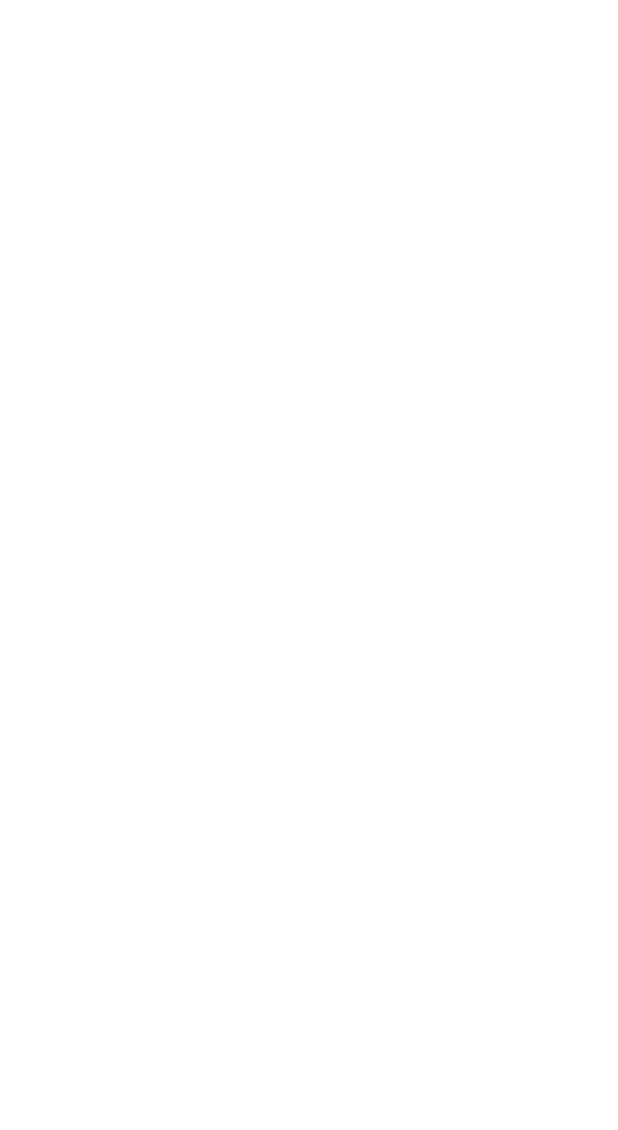
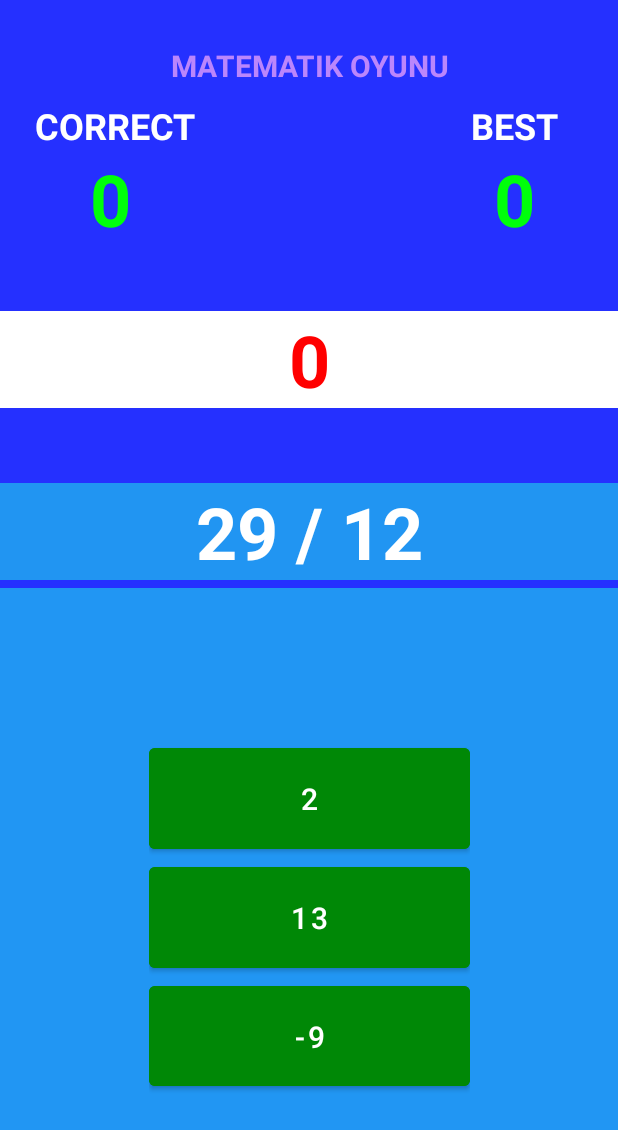
Before and after one commit to ibrahimhates/Mobil-Kotlin-Project, an Android app: the SecondPage screen opened directly, with no data from a screen before it, on a phone screen of 412 x 824 dp. Before the commit the part shown is empty. Shown: the top 1130 px of the screen. Run offline under Robolectric (Android 15) with nearby library versions, the phone set to English and light mode, and no system bars.

Commit message:
SecondPageOver

```diff
--- a/project/app/src/main/java/com/example/mobil_kotlin_project/MainActivity.kt
+++ b/project/app/src/main/java/com/example/mobil_kotlin_project/MainActivity.kt
@@ -8,7 +8,9 @@ import android.view.View
 import com.example.mobil_kotlin_project.databinding.ActivityMainBinding
 
 class MainActivity : AppCompatActivity() {
+
     private  lateinit var binding: ActivityMainBinding
+
     companion object {
         var user: Users? = null
     }
--- /dev/null
+++ b/project/app/src/main/java/com/example/mobil_kotlin_project/Manager.kt
@@ -0,0 +1,72 @@
+package com.example.mobil_kotlin_project
+
+import android.view.View
+import com.example.mobil_kotlin_project.databinding.ActivitySecondPageBinding
+import kotlin.random.Random
+
+class Manager {
+    private var binding: ActivitySecondPageBinding
+    private var questions: Questions
+    constructor(bind:ActivitySecondPageBinding){
+        binding = bind
+        questions = Questions()
+    }
+
+    fun startQ(){
+        writeScreen(questions.createQuestion())
+        writeAnswers(questions.getAnswer())
+        answerController()
+    }
+
+    private fun writeScreen(question:String){
+        binding.question.text = question.toString()
+    }
+
+    private fun writeAnswers(corretAnswer:Int){
+        var rand = Random.nextInt(1,20)
+        var place = Random.nextInt(0,3)
+
+        if(place == 0){
+            binding.cevap1.text = corretAnswer.toString()
+            binding.cevap2.text = (corretAnswer+rand).toString()
+            binding.cevap3.text = (corretAnswer-rand).toString()
+        }
+        else if(place == 1){
+            binding.cevap2.text = corretAnswer.toString()
+            binding.cevap1.text = (corretAnswer-rand).toString()
+            binding.cevap3.text = (corretAnswer+rand).toString()
+        }
+        else{
+            binding.cevap3.text = corretAnswer.toString()
+            binding.cevap1.text = (corretAnswer+rand).toString()
+            binding.cevap2.text = (corretAnswer-rand).toString()
+        }
+    }
+
+    private fun answerController(){
+        binding.cevap1.setOnClickListener(View.OnClickListener {
+            if(binding.cevap1.text.equals(questions.getAnswer().toString())){
+                var correct:Int = binding.correct.text.toString().toInt()
+                correct++
+                binding.correct.text = correct.toString()
+            }
+            startQ()
+        })
+        binding.cevap2.setOnClickListener(View.OnClickListener {
+            if(binding.cevap2.text.equals(questions.getAnswer().toString())){
+                var correct:Int = binding.correct.text.toString().toInt()
+                correct++
+                binding.correct.text = correct.toString()
+            }
+            startQ()
+        })
+        binding.cevap3.setOnClickListener(View.OnClickListener {
+            if(binding.cevap3.text.equals(questions.getAnswer().toString())){
+                var correct:Int = binding.correct.text.toString().toInt()
+                correct++
+                binding.correct.text = correct.toString()
+            }
+            startQ()
+        })
+    }
+}
--- /dev/null
+++ b/project/app/src/main/java/com/example/mobil_kotlin_project/Questions.kt
@@ -0,0 +1,34 @@
+package com.example.mobil_kotlin_project
+
+import kotlin.random.Random
+
+class Questions {
+    private var answer: Int = 0
+
+    fun createQuestion():String{
+        var oprList = arrayListOf<String>("+","-","x","/")
+        var index = Random.nextInt(0,4)
+
+        var firstNum = Random.nextInt(1,50)
+        var secondNum = Random.nextInt(1,50)
+
+        answer = processByOpr(firstNum,secondNum,index)
+
+        return "$firstNum ${oprList.get(index)} $secondNum"
+    }
+
+    private fun processByOpr(firstNum:Int,secondNum:Int,index:Int):Int{
+        if(index==0)
+            return (firstNum+secondNum)
+        else if(index==1)
+            return (firstNum-secondNum)
+        else if(index==2)
+            return (firstNum*secondNum)
+        else
+            return (firstNum/secondNum)
+    }
+
+    fun getAnswer():Int{
+        return answer
+    }
+}
--- a/project/app/src/main/java/com/example/mobil_kotlin_project/SecondPage.kt
+++ b/project/app/src/main/java/com/example/mobil_kotlin_project/SecondPage.kt
@@ -9,13 +9,14 @@ import com.example.mobil_kotlin_project.databinding.ActivitySecondPageBinding
 
 class SecondPage : AppCompatActivity() {
     private lateinit var binding: ActivitySecondPageBinding
+    var user:Users? = null
     override fun onCreate(savedInstanceState: Bundle?) {
         super.onCreate(savedInstanceState)
         binding = ActivitySecondPageBinding.inflate(layoutInflater)
         setContentView(binding.root)
-        var user = MainActivity.user
-        if(user != null)
-            binding.textView.text = "Hosgeldin: \n${user.UserName}"
+        user = MainActivity.user
+        var manager = Manager(binding)
+        manager.startQ()
     }
     /*
     fun backButton(view: View){
--- a/project/app/src/main/res/layout/activity_main.xml
+++ b/project/app/src/main/res/layout/activity_main.xml
@@ -4,7 +4,7 @@
     xmlns:tools="http://schemas.android.com/tools"
     android:layout_width="match_parent"
     android:layout_height="match_parent"
-    android:background="#3070A3"
+    android:background="#153C5A"
     tools:context=".MainActivity">
 
     <TextView
@@ -12,13 +12,15 @@
         android:layout_width="0dp"
         android:layout_height="wrap_content"
         android:layout_marginStart="24dp"
-        android:layout_marginTop="150dp"
+        android:layout_marginTop="148dp"
         android:layout_marginEnd="24dp"
-        android:text="MATEMATIK OYUNU"
+        android:text="MATEMATIK\nOYUNU"
         android:textAlignment="center"
-        android:textColor="@color/white"
-        android:textSize="30sp"
+        android:textColor="#C50101"
+        android:textSize="48sp"
+        android:textStyle="bold"
         app:layout_constraintEnd_toEndOf="parent"
+        app:layout_constraintHorizontal_bias="0.0"
         app:layout_constraintStart_toStartOf="parent"
         app:layout_constraintTop_toTopOf="parent" />
 
@@ -27,7 +29,7 @@
         android:layout_width="0dp"
         android:layout_height="wrap_content"
         android:layout_marginStart="24dp"
-        android:layout_marginTop="100dp"
+        android:layout_marginTop="60dp"
         android:layout_marginEnd="24dp"
         android:textAlignment="center"
         android:textColor="#FF6868"
@@ -63,12 +65,15 @@
         android:layout_marginStart="70dp"
         android:layout_marginTop="52dp"
         android:layout_marginEnd="70dp"
+        android:backgroundTint="#7C1C15"
         android:onClick="playButton"
-        android:padding="10dp"
+        android:padding="15dp"
         android:text="PLAY"
+        android:textColor="#FFFFFF"
         android:textSize="20sp"
         app:layout_constraintEnd_toEndOf="parent"
         app:layout_constraintStart_toStartOf="parent"
-        app:layout_constraintTop_toBottomOf="@+id/userName" />
+        app:layout_constraintTop_toBottomOf="@+id/userName"
+        app:rippleColor="#FFFFFF" />
 
 </androidx.constraintlayout.widget.ConstraintLayout>
--- a/project/app/src/main/res/layout/activity_second_page.xml
+++ b/project/app/src/main/res/layout/activity_second_page.xml
@@ -4,18 +4,162 @@
     xmlns:tools="http://schemas.android.com/tools"
     android:layout_width="match_parent"
     android:layout_height="match_parent"
+    android:background="#2530FF"
     tools:context=".SecondPage">
 
     <TextView
-        android:id="@+id/textView"
-        android:layout_width="wrap_content"
+        android:id="@+id/textView4"
+        android:layout_width="0dp"
         android:layout_height="wrap_content"
-        android:layout_marginStart="150dp"
-        android:layout_marginTop="297dp"
-        android:layout_marginEnd="150dp"
+        android:layout_marginStart="24dp"
+        android:layout_marginTop="30dp"
+        android:layout_marginEnd="24dp"
+        android:text="MATEMATIK OYUNU"
         android:textAlignment="center"
-        android:textSize="24sp"
+        android:textColor="@color/purple_200"
+        android:textSize="20sp"
+        android:textStyle="bold"
         app:layout_constraintEnd_toEndOf="parent"
         app:layout_constraintStart_toStartOf="parent"
         app:layout_constraintTop_toTopOf="parent" />
+
+    <TextView
+        android:id="@+id/question"
+        android:layout_width="0dp"
+        android:layout_height="wrap_content"
+        android:layout_marginTop="50dp"
+        android:background="#2195F2"
+        android:text="0"
+        android:textAlignment="center"
+        android:textColor="#FFFFFF"
+        android:textSize="48sp"
+        android:textStyle="bold"
+        app:layout_constraintEnd_toEndOf="parent"
+        app:layout_constraintStart_toStartOf="parent"
+        app:layout_constraintTop_toBottomOf="@+id/count" />
+
+    <TextView
+        android:id="@+id/count"
+        android:layout_width="0dp"
+        android:layout_height="wrap_content"
+        android:layout_marginTop="150dp"
+        android:background="#FFFFFF"
+        android:text="0"
+        android:textAlignment="center"
+        android:textColor="#FF0000"
+        android:textSize="48sp"
+        android:textStyle="bold"
+        app:layout_constraintEnd_toEndOf="parent"
+        app:layout_constraintHorizontal_bias="1.0"
+        app:layout_constraintStart_toStartOf="parent"
+        app:layout_constraintTop_toBottomOf="@+id/textView4" />
+
+    <TextView
+        android:id="@+id/textView5"
+        android:layout_width="0dp"
+        android:layout_height="0dp"
+        android:layout_marginTop="5dp"
+        android:background="#2196F3"
+        app:layout_constraintBottom_toBottomOf="parent"
+        app:layout_constraintEnd_toEndOf="parent"
+        app:layout_constraintStart_toStartOf="parent"
+        app:layout_constraintTop_toBottomOf="@+id/question" />
+
+    <LinearLayout
+        android:layout_width="214dp"
+        android:layout_height="237dp"
+        android:orientation="vertical"
+        app:layout_constraintBottom_toBottomOf="@+id/textView5"
+        app:layout_constraintEnd_toEndOf="parent"
+        app:layout_constraintStart_toStartOf="@+id/textView5"
+        app:layout_constraintTop_toBottomOf="@+id/question"
+        app:layout_constraintVertical_bias="0.529">
+
+        <Button
+            android:id="@+id/cevap1"
+            android:layout_width="match_parent"
+            android:layout_height="wrap_content"
+            android:backgroundTint="#008806"
+            android:onClick="cevap1"
+            android:padding="20dp"
+            android:text="0"
+            android:textSize="20sp" />
+
+        <Button
+            android:id="@+id/cevap2"
+            android:layout_width="match_parent"
+            android:layout_height="wrap_content"
+            android:backgroundTint="#008806"
+            android:onClick="cevap2"
+            android:padding="20dp"
+            android:text="0"
+            android:textSize="20sp" />
+
+        <Button
+            android:id="@+id/cevap3"
+            android:layout_width="match_parent"
+            android:layout_height="wrap_content"
+            android:backgroundTint="#008806"
+            android:onClick="cevap3"
+            android:padding="20dp"
+            android:text="0"
+            android:textSize="20sp" />
+    </LinearLayout>
+
+    <TextView
+        android:id="@+id/textView7"
+        android:layout_width="0dp"
+        android:layout_height="wrap_content"
+        android:layout_marginTop="10dp"
+        android:layout_marginEnd="40dp"
+        android:text="BEST"
+        android:textAlignment="center"
+        android:textColor="#FFFFFF"
+        android:textSize="24sp"
+        android:textStyle="bold"
+        app:layout_constraintEnd_toEndOf="parent"
+        app:layout_constraintTop_toBottomOf="@+id/textView4" />
+
+    <TextView
+        android:id="@+id/textView8"
+        android:layout_width="0dp"
+        android:layout_height="wrap_content"
+        android:layout_marginStart="20dp"
+        android:layout_marginTop="10dp"
+        android:layout_marginEnd="180dp"
+        android:text="CORRECT"
+        android:textAlignment="center"
+        android:textColor="#FFFFFF"
+        android:textSize="24sp"
+        android:textStyle="bold"
+        app:layout_constraintEnd_toStartOf="@+id/textView7"
+        app:layout_constraintStart_toStartOf="parent"
+        app:layout_constraintTop_toBottomOf="@+id/textView4" />
+
+    <TextView
+        android:id="@+id/correct"
+        android:layout_width="wrap_content"
+        android:layout_height="wrap_content"
+        android:layout_marginStart="60dp"
+        android:text="0"
+        android:textAlignment="center"
+        android:textColor="#00FF0B"
+        android:textSize="48sp"
+        android:textStyle="bold"
+        app:layout_constraintStart_toStartOf="parent"
+        app:layout_constraintTop_toBottomOf="@+id/textView8" />
+
+    <TextView
+        android:id="@+id/best"
+        android:layout_width="wrap_content"
+        android:layout_height="wrap_content"
+        android:layout_marginEnd="55dp"
+        android:text="0"
+        android:textAlignment="center"
+        android:textColor="#00FF0B"
+        android:textSize="48sp"
+        android:textStyle="bold"
+        app:layout_constraintEnd_toEndOf="parent"
+        app:layout_constraintTop_toBottomOf="@+id/textView7" />
+
 </androidx.constraintlayout.widget.ConstraintLayout>
```
Also changed, not shown: project/app/build.gradle (+4 -4 lines).
